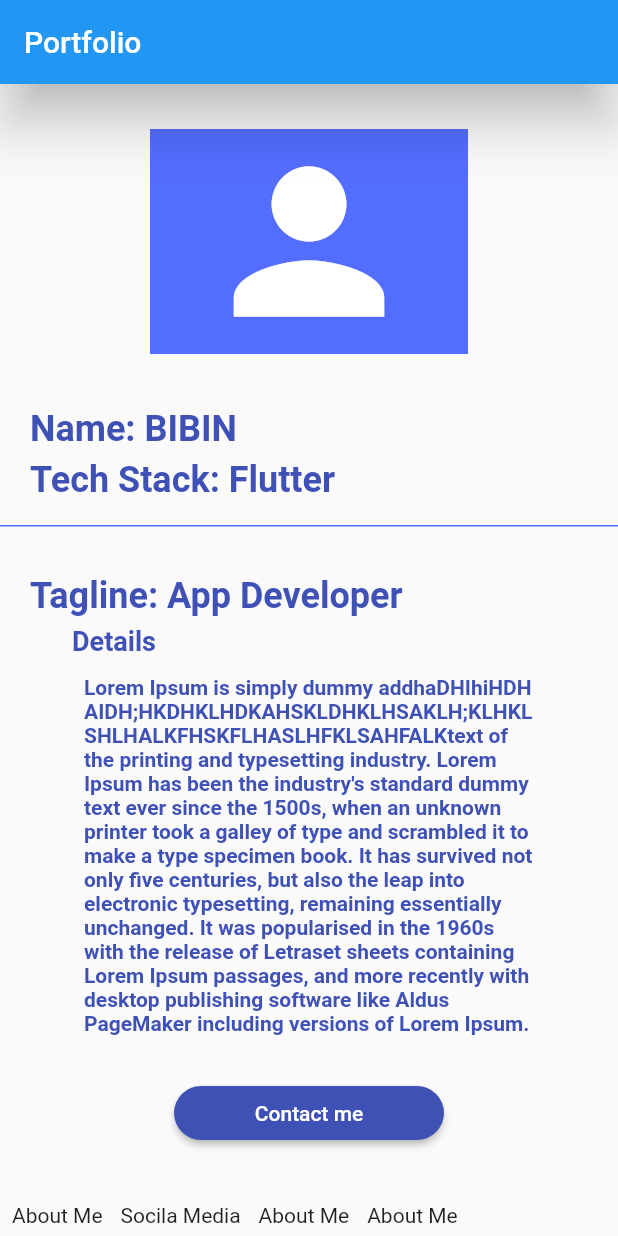
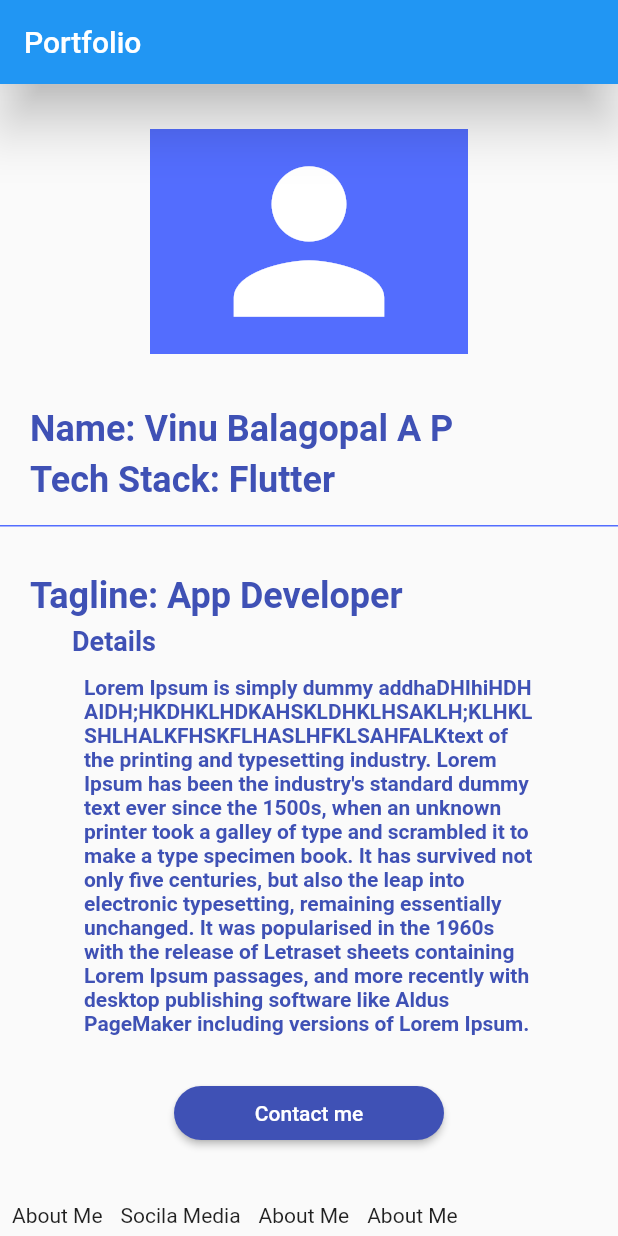
Before and after one commit to VinuBalagopalAP/gtech-flutter, a Flutter app: the screen it shows after launch, on a phone screen of 412 x 824 dp. Run offline on Flutter 3.47's test engine with Material 2 defaults, Android fonts, the phone set to English and light mode, and no system bars.

Commit message:
Update home_screen.dart

```diff
--- a/lib/Screen/home_screen.dart
+++ b/lib/Screen/home_screen.dart
@@ -46,7 +46,7 @@ class HomePage extends StatelessWidget {
                       horizontal: 20.0,
                     ),
                     child: Text(
-                      "Name: BIBIN ",
+                      "Name: Vinu Balagopal A P ",
                       style: TextStyle(
                         fontSize: 24,
                         color: Colors.indigo,
```
